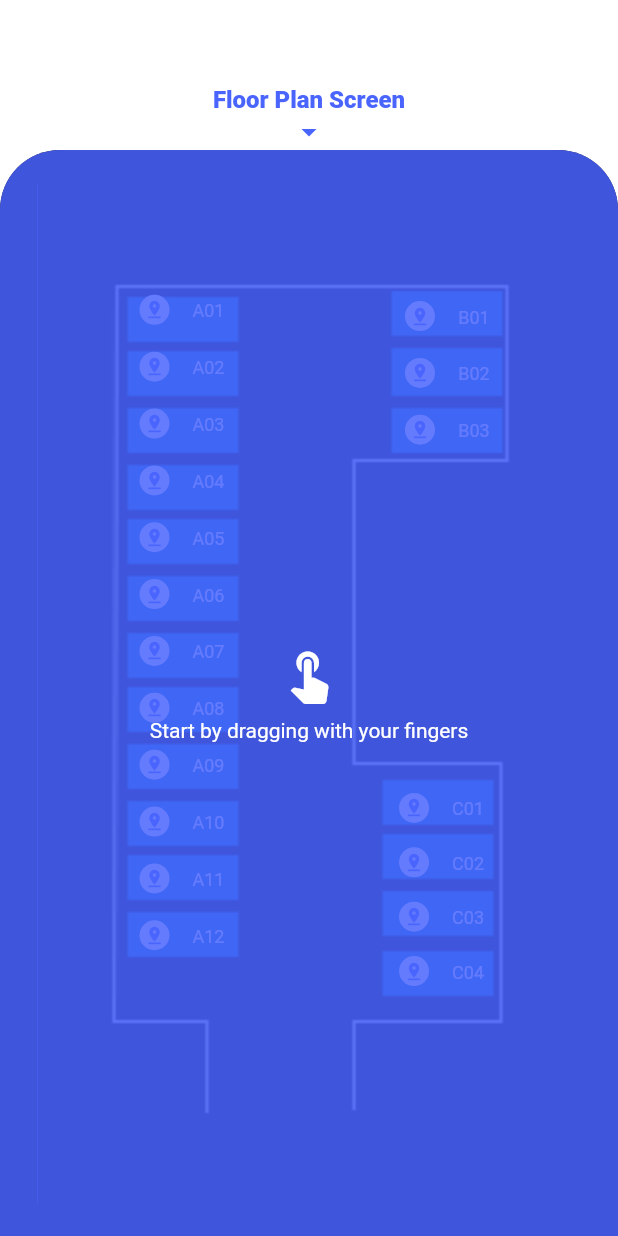
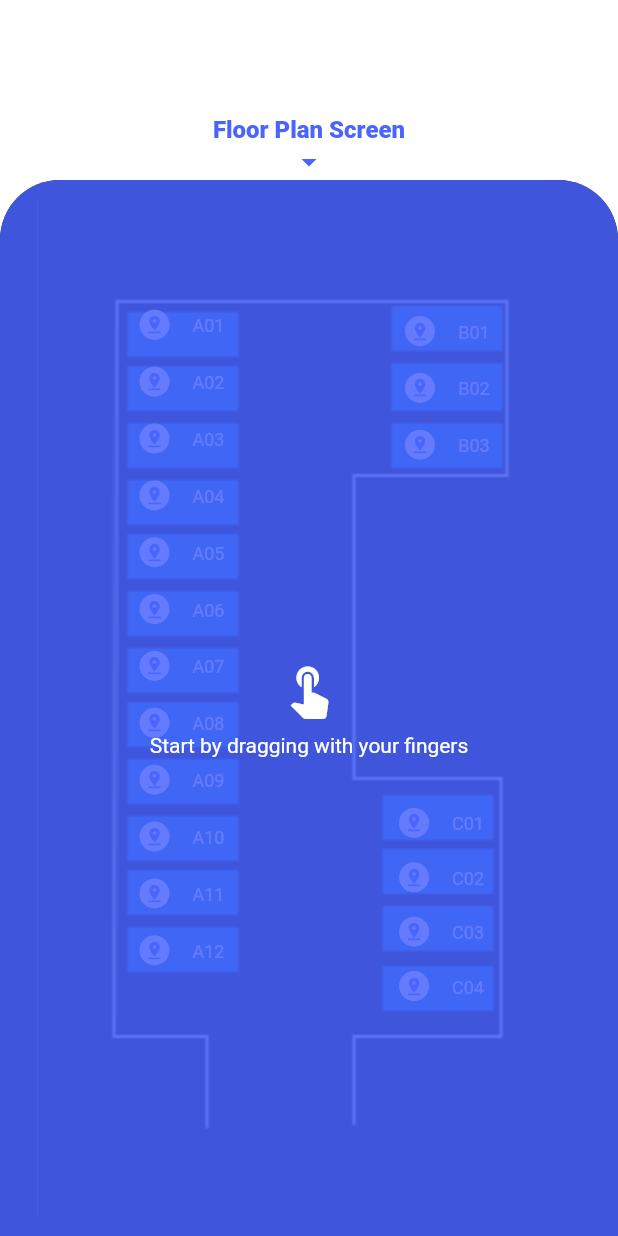
Before and after one commit to sachiantany/Pay-As-You-Park, a Flutter app: the screen it shows after launch, on a phone screen of 412 x 824 dp. Run offline on Flutter 3.47's test engine with Material 2 defaults, Android fonts, the phone set to English and light mode, and no system bars.

Commit message:
UI zooming disabled

```diff
--- a/lib/main.dart
+++ b/lib/main.dart
@@ -10,7 +10,8 @@ class MyApp extends StatelessWidget {
   Widget build(BuildContext context) {
     return MultiProvider(
       providers: [
-        ChangeNotifierProvider<FloorPlanModel>(create: (context) => FloorPlanModel()),
+        ChangeNotifierProvider<FloorPlanModel>(
+            create: (context) => FloorPlanModel()),
       ],
       child: MaterialApp(
         debugShowCheckedModeBanner: false,
--- a/lib/view/screens/floorplan_screen.dart
+++ b/lib/view/screens/floorplan_screen.dart
@@ -16,7 +16,7 @@ class FloorPlanScreen extends StatelessWidget {
     return Scaffold(
       backgroundColor: Colors.white,
       appBar: PreferredSize(
-        preferredSize: Size.fromHeight(100.0),
+        preferredSize: Size.fromHeight(120.0),
         child: AppBarWidget(),
       ),
       body: ClipRRect(
```
Also changed, not shown: lib/view/widgets/raw_gesture_detector_widget.dart (+4 -3 lines).
